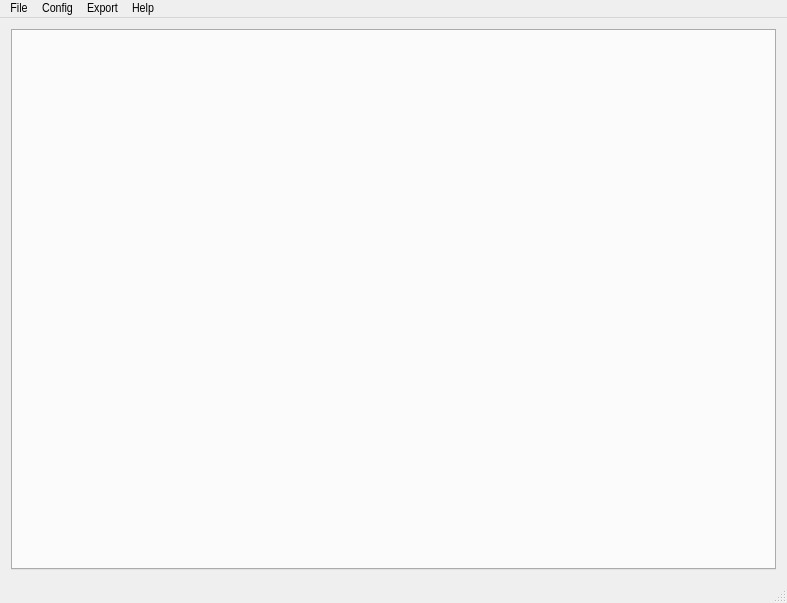
Above: ui/cdegs_main.ui from Eltee/cdegs-aid before the change. Below: the same form after it.
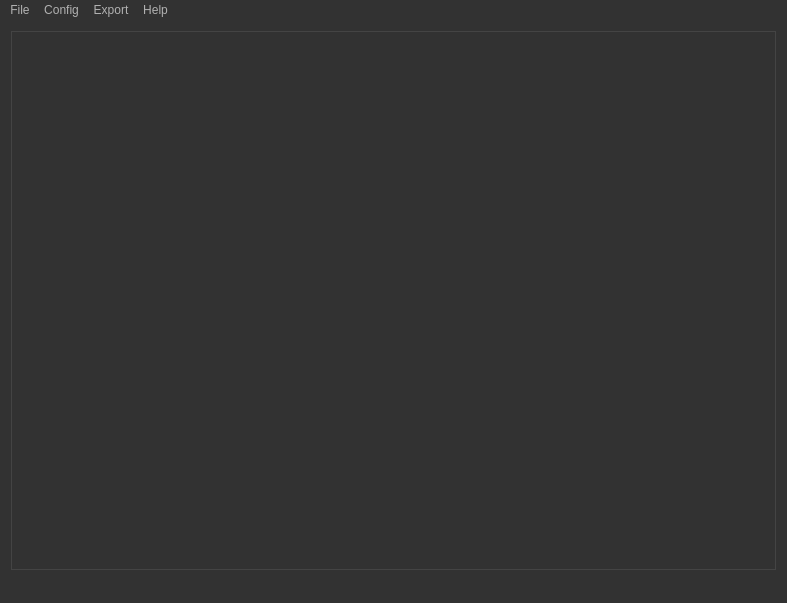
That is the form after the change. Icons and pictures are not drawn.

What changed in the file:
```diff
--- a/ui/cdegs_main.ui
+++ b/ui/cdegs_main.ui
@@ -19,6 +19,467 @@
   <property name="windowTitle">
    <string>CDEGS Aid</string>
   </property>
+  <property name="styleSheet">
+   <string notr="true">QToolTip
+{
+     border: 1px solid black;
+     background-color: #ffa02f;
+     padding: 1px;
+     border-radius: 3px;
+     opacity: 100;
+}
+
+QWidget
+{
+    color: #b1b1b1;
+    background-color: #323232;
+}
+
+QWidget:item:hover
+{
+    background-color: QLinearGradient( x1: 0, y1: 0, x2: 0, y2: 1, stop: 0 #ffa02f, stop: 1 #ca0619);
+    color: #000000;
+}
+
+QWidget:item:selected
+{
+    background-color: QLinearGradient( x1: 0, y1: 0, x2: 0, y2: 1, stop: 0 #ffa02f, stop: 1 #d7801a);
+}
+
+QMenuBar::item
+{
+    background: transparent;
+}
+
+QMenuBar::item:selected
+{
+    background: transparent;
+    border: 1px solid #ffaa00;
+}
+
+QMenuBar::item:pressed
+{
+    background: #444;
+    border: 1px solid #000;
+    background-color: QLinearGradient(
+        x1:0, y1:0,
+        x2:0, y2:1,
+        stop:1 #212121,
+        stop:0.4 #343434/*,
+        stop:0.2 #343434,
+        stop:0.1 #ffaa00*/
+    );
+    margin-bottom:-1px;
+    padding-bottom:1px;
+}
+
+QMenu
+{
+    border: 1px solid #000;
+}
+
+QMenu::item
+{
+    padding: 2px 20px 2px 20px;
+}
+
+QMenu::item:selected
+{
+    color: #000000;
+}
+
+QWidget:disabled
+{
+    color: #6D6D6D;
+    background-color: #323232;
+}
+
+QAbstractItemView
+{
+    background-color: QLinearGradient( x1: 0, y1: 0, x2: 0, y2: 1, stop: 0 #4d4d4d, stop: 0.1 #646464, stop: 1 #5d5d5d);
+}
+
+QWidget:focus
+{
+    /*border: 2px solid QLinearGradient( x1: 0, y1: 0, x2: 0, y2: 1, stop: 0 #ffa02f, stop: 1 #d7801a);*/
+}
+
+QLineEdit
+{
+    background-color: QLinearGradient( x1: 0, y1: 0, x2: 0, y2: 1, stop: 0 #4d4d4d, stop: 0 #646464, stop: 1 #5d5d5d);
+    padding: 1px;
+    border-style: solid;
+    border: 1px solid #1e1e1e;
+    border-radius: 5;
+}
+
+QPushButton
+{
+    color: #b1b1b1;
+    background-color: QLinearGradient( x1: 0, y1: 0, x2: 0, y2: 1, stop: 0 #565656, stop: 0.1 #525252, stop: 0.5 #4e4e4e, stop: 0.9 #4a4a4a, stop: 1 #464646);
+    border-width: 1px;
+    border-color: #1e1e1e;
+    border-style: solid;
+    border-radius: 6;
+    padding: 3px;
+    font-size: 12px;
+    padding-left: 5px;
+    padding-right: 5px;
+}
+
+QPushButton:pressed
+{
+    background-color: QLinearGradient( x1: 0, y1: 0, x2: 0, y2: 1, stop: 0 #2d2d2d, stop: 0.1 #2b2b2b, stop: 0.5 #292929, stop: 0.9 #282828, stop: 1 #252525);
+}
+
+QComboBox
+{
+    selection-background-color: #ffaa00;
+    background-color: QLinearGradient( x1: 0, y1: 0, x2: 0, y2: 1, stop: 0 #565656, stop: 0.1 #525252, stop: 0.5 #4e4e4e, stop: 0.9 #4a4a4a, stop: 1 #464646);
+    border-style: solid;
+    border: 1px solid #1e1e1e;
+    border-radius: 5;
+}
+
+QComboBox:hover,QPushButton:hover
+{
+    border: 2px solid QLinearGradient( x1: 0, y1: 0, x2: 0, y2: 1, stop: 0 #ffa02f, stop: 1 #d7801a);
+}
+
+
+QComboBox:on
+{
+    padding-top: 3px;
+    padding-left: 4px;
+    background-color: QLinearGradient( x1: 0, y1: 0, x2: 0, y2: 1, stop: 0 #2d2d2d, stop: 0.1 #2b2b2b, stop: 0.5 #292929, stop: 0.9 #282828, stop: 1 #252525);
+    selection-background-color: #ffaa00;
+}
+
+QComboBox QAbstractItemView
+{
+    border: 2px solid darkgray;
+    selection-background-color: QLinearGradient( x1: 0, y1: 0, x2: 0, y2: 1, stop: 0 #ffa02f, stop: 1 #d7801a);
+}
+
+QComboBox::drop-down
+{
+     subcontrol-origin: padding;
+     subcontrol-position: top right;
+     width: 15px;
+
+     border-left-width: 0px;
+     border-left-color: darkgray;
+     border-left-style: solid; /* just a single line */
+     border-top-right-radius: 3px; /* same radius as the QComboBox */
+     border-bottom-right-radius: 3px;
+ }
+
+QComboBox::down-arrow
+{
+     image: url(:/down_arrow.png);
+}
+
+QGroupBox:focus
+{
+border: 2px solid QLinearGradient( x1: 0, y1: 0, x2: 0, y2: 1, stop: 0 #ffa02f, stop: 1 #d7801a);
+}
+
+QTextEdit:focus
+{
+    border: 2px solid QLinearGradient( x1: 0, y1: 0, x2: 0, y2: 1, stop: 0 #ffa02f, stop: 1 #d7801a);
+}
+
+QScrollBar:horizontal {
+     border: 1px solid #222222;
+     background: QLinearGradient( x1: 0, y1: 0, x2: 0, y2: 1, stop: 0.0 #121212, stop: 0.2 #282828, stop: 1 #484848);
+     height: 7px;
+     margin: 0px 16px 0 16px;
+}
+
+QScrollBar::handle:horizontal
+{
+      background: QLinearGradient( x1: 0, y1: 0, x2: 1, y2: 0, stop: 0 #ffa02f, stop: 0.5 #d7801a, stop: 1 #ffa02f);
+      min-height: 20px;
+      border-radius: 2px;
+}
+
+QScrollBar::add-line:horizontal {
+      border: 1px solid #1b1b19;
+      border-radius: 2px;
+      background: QLinearGradient( x1: 0, y1: 0, x2: 1, y2: 0, stop: 0 #ffa02f, stop: 1 #d7801a);
+      width: 14px;
+      subcontrol-position: right;
+      subcontrol-origin: margin;
+}
+
+QScrollBar::sub-line:horizontal {
+      border: 1px solid #1b1b19;
+      border-radius: 2px;
+      background: QLinearGradient( x1: 0, y1: 0, x2: 1, y2: 0, stop: 0 #ffa02f, stop: 1 #d7801a);
+      width: 14px;
+     subcontrol-position: left;
+     subcontrol-origin: margin;
+}
+
+QScrollBar::right-arrow:horizontal, QScrollBar::left-arrow:horizontal
+{
+      border: 1px solid black;
+      width: 1px;
+      height: 1px;
+      background: white;
+}
+
+QScrollBar::add-page:horizontal, QScrollBar::sub-page:horizontal
+{
+      background: none;
+}
+
+QScrollBar:vertical
+{
+      background: QLinearGradient( x1: 0, y1: 0, x2: 1, y2: 0, stop: 0.0 #121212, stop: 0.2 #282828, stop: 1 #484848);
+      width: 7px;
+      margin: 16px 0 16px 0;
+      border: 1px solid #222222;
+}
+
+QScrollBar::handle:vertical
+{
+      background: QLinearGradient( x1: 0, y1: 0, x2: 0, y2: 1, stop: 0 #ffa02f, stop: 0.5 #d7801a, stop: 1 #ffa02f);
+      min-height: 20px;
+      border-radius: 2px;
+}
+
+QScrollBar::add-line:vertical
+{
+      border: 1px solid #1b1b19;
+      border-radius: 2px;
+      background: QLinearGradient( x1: 0, y1: 0, x2: 0, y2: 1, stop: 0 #ffa02f, stop: 1 #d7801a);
+      height: 14px;
+      subcontrol-position: bottom;
+      subcontrol-origin: margin;
+}
+
+QScrollBar::sub-line:vertical
+{
+      border: 1px solid #1b1b19;
+      border-radius: 2px;
+      background: QLinearGradient( x1: 0, y1: 0, x2: 0, y2: 1, stop: 0 #d7801a, stop: 1 #ffa02f);
+      height: 14px;
+      subcontrol-position: top;
+      subcontrol-origin: margin;
+}
+
+QScrollBar::up-arrow:vertical, QScrollBar::down-arrow:vertical
+{
+      border: 1px solid black;
+      width: 1px;
+      height: 1px;
+      background: white;
+}
+
+
+QScrollBar::add-page:vertical, QScrollBar::sub-page:vertical
+{
+      background: none;
+}
+
+QTextEdit
+{
+    background-color: #242424;
+}
+
+QPlainTextEdit
+{
+    background-color: #242424;
+}
+
+QHeaderView::section
+{
+    background-color: QLinearGradient(x1:0, y1:0, x2:0, y2:1, stop:0 #616161, stop: 0.5 #505050, stop: 0.6 #434343, stop:1 #656565);
+    color: white;
+    padding-left: 4px;
+    border: 1px solid #6c6c6c;
+}
+
+QCheckBox:disabled
+{
+color: #414141;
+}
+
+QDockWidget::title
+{
+    text-align: center;
+    spacing: 3px; /* spacing between items in the tool bar */
+    background-color: QLinearGradient(x1:0, y1:0, x2:0, y2:1, stop:0 #323232, stop: 0.5 #242424, stop:1 #323232);
+}
+
+QDockWidget::close-button, QDockWidget::float-button
+{
+    text-align: center;
+    spacing: 1px; /* spacing between items in the tool bar */
+    background-color: QLinearGradient(x1:0, y1:0, x2:0, y2:1, stop:0 #323232, stop: 0.5 #242424, stop:1 #323232);
+}
+
+QDockWidget::close-button:hover, QDockWidget::float-button:hover
+{
+    background: #242424;
+}
+
+QDockWidget::close-button:pressed, QDockWidget::float-button:pressed
+{
+    padding: 1px -1px -1px 1px;
+}
+
+QMainWindow::separator
+{
+    background-color: QLinearGradient(x1:0, y1:0, x2:0, y2:1, stop:0 #161616, stop: 0.5 #151515, stop: 0.6 #212121, stop:1 #343434);
+    color: white;
+    padding-left: 4px;
+    border: 1px solid #4c4c4c;
+    spacing: 3px; /* spacing between items in the tool bar */
+}
+
+QMainWindow::separator:hover
+{
+
+    background-color: QLinearGradient(x1:0, y1:0, x2:0, y2:1, stop:0 #d7801a, stop:0.5 #b56c17 stop:1 #ffa02f);
+    color: white;
+    padding-left: 4px;
+    border: 1px solid #6c6c6c;
+    spacing: 3px; /* spacing between items in the tool bar */
+}
+
+QToolBar::handle
+{
+     spacing: 3px; /* spacing between items in the tool bar */
+     background: url(:/images/handle.png);
+}
+
+QMenu::separator
+{
+    height: 2px;
+    background-color: QLinearGradient(x1:0, y1:0, x2:0, y2:1, stop:0 #161616, stop: 0.5 #151515, stop: 0.6 #212121, stop:1 #343434);
+    color: white;
+    padding-left: 4px;
+    margin-left: 10px;
+    margin-right: 5px;
+}
+
+QProgressBar
+{
+    border: 2px solid grey;
+    border-radius: 5px;
+    text-align: center;
+}
+
+QProgressBar::chunk
+{
+    background-color: #d7801a;
+    width: 2.15px;
+    margin: 0.5px;
+}
+
+QTabBar::tab {
+    color: #b1b1b1;
+    border: 1px solid #444;
+    border-bottom-style: none;
+    background-color: #323232;
+    padding-left: 10px;
+    padding-right: 10px;
+    padding-top: 3px;
+    padding-bottom: 2px;
+    margin-right: -1px;
+}
+
+QTabWidget::pane {
+    border: 1px solid #444;
+    top: 1px;
+}
+
+QTabBar::tab:last
+{
+    margin-right: 0; /* the last selected tab has nothing to overlap with on the right */
+    border-top-right-radius: 3px;
+}
+
+QTabBar::tab:first:!selected
+{
+ margin-left: 0px; /* the last selected tab has nothing to overlap with on the right */
+
+
+    border-top-left-radius: 3px;
+}
+
+QTabBar::tab:!selected
+{
+    color: #b1b1b1;
+    border-bottom-style: solid;
+    margin-top: 3px;
+    background-color: QLinearGradient(x1:0, y1:0, x2:0, y2:1, stop:1 #212121, stop:.4 #343434);
+}
+
+QTabBar::tab:selected
+{
+    border-top-left-radius: 3px;
+    border-top-right-radius: 3px;
+    margin-bottom: 0px;
+}
+
+QTabBar::tab:!selected:hover
+{
+    /*border-top: 2px solid #ffaa00;
+    padding-bottom: 3px;*/
+    border-top-left-radius: 3px;
+    border-top-right-radius: 3px;
+    background-color: QLinearGradient(x1:0, y1:0, x2:0, y2:1, stop:1 #212121, stop:0.4 #343434, stop:0.2 #343434, stop:0.1 #ffaa00);
+}
+
+QRadioButton::indicator:checked, QRadioButton::indicator:unchecked{
+    color: #b1b1b1;
+    background-color: #323232;
+    border: 1px solid #b1b1b1;
+    border-radius: 6px;
+}
+
+QRadioButton::indicator:checked
+{
+    background-color: qradialgradient(
+        cx: 0.5, cy: 0.5,
+        fx: 0.5, fy: 0.5,
+        radius: 1.0,
+        stop: 0.25 #ffaa00,
+        stop: 0.3 #323232
+    );
+}
+
+QCheckBox::indicator{
+    color: #b1b1b1;
+    background-color: #323232;
+    border: 1px solid #b1b1b1;
+    width: 9px;
+    height: 9px;
+}
+
+QRadioButton::indicator
+{
+    border-radius: 6px;
+}
+
+QRadioButton::indicator:hover, QCheckBox::indicator:hover
+{
+    border: 1px solid #ffaa00;
+}
+
+QCheckBox::indicator:checked
+{
+    image:url(:/images/checkbox.png);
+}
+
+QCheckBox::indicator:disabled, QRadioButton::indicator:disabled
+{
+    border: 1px solid #444;
+}</string>
+  </property>
   <widget class="QWidget" name="centralwidget">
    <layout class="QGridLayout" name="gridLayout">
     <item row="0" column="1">
@@ -124,7 +585,7 @@
      <x>0</x>
      <y>0</y>
      <width>787</width>
-     <height>21</height>
+     <height>18</height>
     </rect>
    </property>
    <widget class="QMenu" name="menuFile">
```
Left out of the diff: 96 changed lines with no effect on the pictures.
